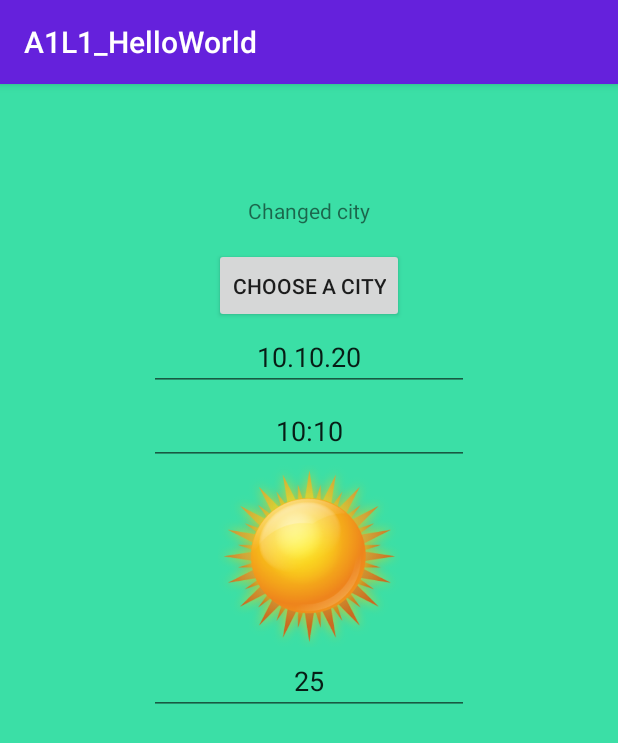
After one commit to Ruslan61/Android_Base_Level, an Android app: the fragment WeatherFragment placed in its activity, on a phone screen of 412 x 824 dp. The commit adds this screen. Shown: the top 743 px of the screen. Run offline under Robolectric (Android 15) with nearby library versions, the phone set to English and light mode, and no system bars.

Commit message:
Lesson 5: done

```diff
--- a/app/build.gradle
+++ b/app/build.gradle
@@ -28,6 +28,7 @@ dependencies {
 
     implementation 'androidx.appcompat:appcompat:1.0.2'
     implementation 'androidx.constraintlayout:constraintlayout:1.1.3'
+    implementation 'com.squareup:otto:1.3.8'
     testImplementation 'junit:junit:4.12'
     androidTestImplementation 'androidx.test.ext:junit:1.1.1'
     androidTestImplementation 'androidx.test.espresso:espresso-core:3.2.0'
--- a/app/src/main/AndroidManifest.xml
+++ b/app/src/main/AndroidManifest.xml
@@ -9,14 +9,14 @@
         android:roundIcon="@mipmap/ic_launcher_round"
         android:supportsRtl="true"
         android:theme="@style/AppTheme">
-        <activity android:name=".MainActivity">
+        <activity android:name=".ui.activities.MainActivity">
             <intent-filter>
                 <action android:name="android.intent.action.MAIN" />
 
                 <category android:name="android.intent.category.LAUNCHER" />
             </intent-filter>
         </activity>
-        <activity android:name=".CityActivity" />
+        <activity android:name=".ui.activities.CityActivity" />
     </application>
 
 </manifest>
--- /dev/null
+++ b/app/src/main/java/com/geekbrains/a1l1_helloworld/ui/fragments/CityFragment.java
@@ -0,0 +1,102 @@
+package com.geekbrains.a1l1_helloworld.ui.fragments;
+
+import android.content.res.Configuration;
+import android.os.Bundle;
+import android.view.LayoutInflater;
+import android.view.View;
+import android.view.ViewGroup;
+import android.widget.Button;
+import android.widget.EditText;
+import android.widget.TextView;
+import androidx.annotation.NonNull;
+import androidx.annotation.Nullable;
+import androidx.fragment.app.Fragment;
+import com.geekbrains.a1l1_helloworld.R;
+import com.geekbrains.a1l1_helloworld.ui.activities.MainActivity;
+
+public class CityFragment extends Fragment implements View.OnClickListener {
+    boolean isExistWeatherFragment;
+    private Button select;
+    private EditText inputCity;
+    private TextView moscow;
+    private TextView stPetersburg;
+    private TextView rostovNaDonu;
+    private TextView stavropol;
+    private TextView vladivostok;
+
+    @Nullable
+    @Override
+    public View onCreateView(@NonNull LayoutInflater inflater, @Nullable ViewGroup container,
+                             @Nullable Bundle savedInstanceState) {
+        return inflater.inflate(R.layout.fragment_city_layout, container, false);
+    }
+
+    @Override
+    public void onViewCreated(@NonNull View view, @Nullable Bundle savedInstanceState) {
+        super.onViewCreated(view, savedInstanceState);
+        initViews(view);
+        setOnClickListenerForSelectBtn();
+    }
+
+    @Override
+    public void onActivityCreated(Bundle savedInstanceState) {
+        super.onActivityCreated(savedInstanceState);
+
+        isExistWeatherFragment = getResources().getConfiguration().orientation
+                == Configuration.ORIENTATION_PORTRAIT;
+
+        if (isExistWeatherFragment) {
+            showWeatherFragment();
+        }
+    }
+
+    public void showWeatherFragment() {
+        select.setOnClickListener(new View.OnClickListener() {
+            @Override
+            public void onClick(View v) {
+                if (getActivity() instanceof MainActivity) {
+                    ((MainActivity) getActivity()).replaceToWeatherFragment();
+                }
+            }
+        });
+    }
+
+    private void setOnClickListenerForSelectBtn() {
+        moscow.setOnClickListener(CityFragment.this);
+        stPetersburg.setOnClickListener(CityFragment.this);
+        rostovNaDonu.setOnClickListener(CityFragment.this);
+        stavropol.setOnClickListener(CityFragment.this);
+        vladivostok.setOnClickListener(CityFragment.this);
+    }
+
+    @Override
+    public void onClick(View v) {
+        switch (v.getId()) {
+            case R.id.textViewMoscow:
+                inputCity.setText(R.string.city_moscow);
+                break;
+            case R.id.textViewPeter:
+                inputCity.setText(R.string.city_st_petersburg);
+                break;
+            case R.id.textViewRostov:
+                inputCity.setText(R.string.city_rostov_na_donu);
+                break;
+            case R.id.textViewStavropol:
+                inputCity.setText(R.string.city_stavropol);
+                break;
+            case R.id.textViewVladivostok:
+                inputCity.setText(R.string.city_vladivostok);
+                break;
+        }
+    }
+
+    private void initViews(@NonNull View view) {
+        inputCity = view.findViewById(R.id.inputCity);
+        select = view.findViewById(R.id.select);
+        moscow = view.findViewById(R.id.textViewMoscow);
+        stPetersburg = view.findViewById(R.id.textViewPeter);
+        rostovNaDonu = view.findViewById(R.id.textViewRostov);
+        stavropol = view.findViewById(R.id.textViewStavropol);
+        vladivostok = view.findViewById(R.id.textViewVladivostok);
+    }
+}
--- /dev/null
+++ b/app/src/main/java/com/geekbrains/a1l1_helloworld/ui/fragments/WeatherFragment.java
@@ -0,0 +1,58 @@
+package com.geekbrains.a1l1_helloworld.ui.fragments;
+
+import android.content.res.Configuration;
+import android.os.Bundle;
+import android.view.LayoutInflater;
+import android.view.View;
+import android.view.ViewGroup;
+import android.widget.Button;
+import androidx.annotation.NonNull;
+import androidx.annotation.Nullable;
+import androidx.fragment.app.Fragment;
+import com.geekbrains.a1l1_helloworld.R;
+import com.geekbrains.a1l1_helloworld.ui.activities.MainActivity;
+
+public class WeatherFragment extends Fragment {
+    boolean isExistCityFragment;
+    private Button chooseACityButton;
+
+    @Nullable
+    @Override
+    public View onCreateView(@NonNull LayoutInflater inflater, @Nullable ViewGroup container,
+                             @Nullable Bundle savedInstanceState) {
+        return inflater.inflate(R.layout.fragment_weather_layout, container, false);
+    }
+
+    @Override
+    public void onViewCreated(@NonNull View view, @Nullable Bundle savedInstanceState) {
+        super.onViewCreated(view, savedInstanceState);
+        initViews(view);
+    }
+
+    @Override
+    public void onActivityCreated(Bundle savedInstanceState) {
+        super.onActivityCreated(savedInstanceState);
+
+        isExistCityFragment = getResources().getConfiguration().orientation
+                == Configuration.ORIENTATION_PORTRAIT;
+
+        if (isExistCityFragment) {
+            showCityFragment();
+        }
+    }
+
+    public void showCityFragment() {
+        chooseACityButton.setOnClickListener(new View.OnClickListener() {
+            @Override
+            public void onClick(View v) {
+                if (getActivity() instanceof MainActivity) {
+                    ((MainActivity) getActivity()).replaceToCityFragment();
+                }
+            }
+        });
+    }
+
+    public void initViews(@NonNull View view) {
+        chooseACityButton = view.findViewById(R.id.chooseACityButton);
+    }
+}
--- a/app/src/main/res/layout-land/activity_city.xml
+++ b/app/src/main/res/layout-land/activity_city.xml
@@ -1,7 +1,5 @@
 <?xml version="1.0" encoding="utf-8"?>
 <TableLayout xmlns:android="http://schemas.android.com/apk/res/android"
-    xmlns:app="http://schemas.android.com/apk/res-auto"
-    xmlns:tools="http://schemas.android.com/tools"
     android:layout_width="match_parent"
     android:layout_height="wrap_content"
     android:layout_columnSpan="4"
@@ -114,8 +112,4 @@
             android:layout_height="wrap_content"
             android:layout_marginStart="65dp"/>
     </TableRow>
-
-
-
-
 </TableLayout>
--- a/app/src/main/res/layout-land/activity_main.xml
+++ b/app/src/main/res/layout-land/activity_main.xml
@@ -2,7 +2,6 @@
 <androidx.constraintlayout.widget.ConstraintLayout
     xmlns:android="http://schemas.android.com/apk/res/android"
     xmlns:app="http://schemas.android.com/apk/res-auto"
-    xmlns:tools="http://schemas.android.com/tools"
     android:layout_width="match_parent"
     android:layout_height="match_parent">
 
@@ -47,7 +46,7 @@
         app:layout_constraintTop_toBottomOf="@+id/dateView" />
 
     <ImageView
-        android:id="@+id/imageWeather"
+        android:id="@+id/imageSun"
         android:layout_width="146dp"
         android:layout_height="102dp"
         android:layout_marginTop="20dp"
@@ -83,5 +82,4 @@
         app:layout_constraintHorizontal_bias="0.149"
         app:layout_constraintStart_toStartOf="parent"
         app:layout_constraintTop_toBottomOf="@+id/changedCity" />
-
 </androidx.constraintlayout.widget.ConstraintLayout>
--- /dev/null
+++ b/app/src/main/res/layout-land/fragment_weather_layout.xml
@@ -0,0 +1,64 @@
+<?xml version="1.0" encoding="utf-8"?>
+<LinearLayout
+    xmlns:android="http://schemas.android.com/apk/res/android"
+    android:layout_width="match_parent"
+    android:layout_height="match_parent"
+    android:orientation="vertical"
+    android:background="#3BDFA6">
+
+    <TextView
+        android:id="@+id/changedCity"
+        android:layout_width="wrap_content"
+        android:layout_height="wrap_content"
+        android:gravity="center"
+        android:layout_gravity="center"
+        android:text="@string/changed_city" />
+
+    <Button
+        android:id="@+id/chooseACityButton"
+        android:layout_width="wrap_content"
+        android:layout_height="35dp"
+        android:visibility="invisible"
+        android:layout_gravity="center"
+        android:text="@string/choose_a_city_btn"
+        android:textSize="14sp" />
+
+    <EditText
+        android:id="@+id/dateView"
+        android:layout_width="wrap_content"
+        android:layout_height="40dp"
+        android:ems="10"
+        android:gravity="center"
+        android:layout_gravity="center"
+        android:inputType="date"
+        android:text="10.10.20" />
+
+    <EditText
+        android:id="@+id/timeView"
+        android:layout_width="wrap_content"
+        android:layout_height="40dp"
+        android:layout_marginTop="4dp"
+        android:ems="10"
+        android:gravity="center"
+        android:layout_gravity="center"
+        android:inputType="time"
+        android:text="10:10" />
+
+    <ImageView
+        android:id="@+id/imageSun"
+        android:layout_width="164dp"
+        android:layout_height="99dp"
+        android:layout_gravity="center"
+        android:src="@drawable/sun_1" />
+
+    <EditText
+        android:id="@+id/actualTemperature"
+        android:layout_width="wrap_content"
+        android:layout_height="40dp"
+        android:ems="10"
+        android:gravity="center"
+        android:layout_gravity="center"
+        android:inputType="number"
+        android:text="25" />
+
+</LinearLayout>
--- /dev/null
+++ b/app/src/main/res/layout-land/main_screen.xml
@@ -0,0 +1,25 @@
+<?xml version="1.0" encoding="utf-8"?>
+<LinearLayout
+    xmlns:android="http://schemas.android.com/apk/res/android"
+    android:layout_width="match_parent"
+    android:layout_height="match_parent"
+    android:orientation="horizontal">
+
+    <fragment
+        android:id="@+id/fragment1"
+        android:name="com.geekbrains.a1l1_helloworld.ui.fragments.CityFragment"
+        android:layout_width="0dp"
+        android:layout_weight="50"
+        android:layout_height="match_parent"/>
+
+    <FrameLayout
+        android:layout_width="wrap_content"
+        android:layout_height="match_parent"
+        android:layout_weight="50">
+        <fragment
+            android:id="@+id/fragment2"
+            android:name="com.geekbrains.a1l1_helloworld.ui.fragments.WeatherFragment"
+            android:layout_width="match_parent"
+            android:layout_height="match_parent"/>
+    </FrameLayout>
+</LinearLayout>
--- a/app/src/main/res/layout/activity_city.xml
+++ b/app/src/main/res/layout/activity_city.xml
@@ -1,7 +1,5 @@
 <?xml version="1.0" encoding="utf-8"?>
 <TableLayout xmlns:android="http://schemas.android.com/apk/res/android"
-    xmlns:app="http://schemas.android.com/apk/res-auto"
-    xmlns:tools="http://schemas.android.com/tools"
     android:layout_width="match_parent"
     android:layout_height="wrap_content"
     android:layout_columnSpan="2"
@@ -125,6 +123,4 @@
             android:layout_marginStart="65dp"/>
 
     </TableRow>
-
-
 </TableLayout>
--- /dev/null
+++ b/app/src/main/res/layout/fragment_weather_layout.xml
@@ -0,0 +1,63 @@
+<?xml version="1.0" encoding="utf-8"?>
+<LinearLayout
+    xmlns:android="http://schemas.android.com/apk/res/android"
+    android:layout_width="match_parent"
+    android:layout_height="match_parent"
+    android:orientation="vertical"
+    android:background="#3BDFA6">
+
+    <TextView
+        android:id="@+id/changedCity"
+        android:layout_width="188dp"
+        android:layout_height="49dp"
+        android:layout_marginTop="60dp"
+        android:gravity="center"
+        android:layout_gravity="center"
+        android:text="@string/changed_city" />
+
+    <Button
+        android:id="@+id/chooseACityButton"
+        android:layout_width="wrap_content"
+        android:layout_height="50dp"
+        android:layout_gravity="center"
+        android:text="@string/choose_a_city_btn"
+        android:textSize="14sp" />
+
+    <EditText
+        android:id="@+id/dateView"
+        android:layout_width="wrap_content"
+        android:layout_height="wrap_content"
+        android:ems="10"
+        android:gravity="center"
+        android:layout_gravity="center"
+        android:inputType="date"
+        android:text="10.10.20" />
+
+    <EditText
+        android:id="@+id/timeView"
+        android:layout_width="wrap_content"
+        android:layout_height="wrap_content"
+        android:layout_marginTop="4dp"
+        android:ems="10"
+        android:gravity="center"
+        android:layout_gravity="center"
+        android:inputType="time"
+        android:text="10:10" />
+
+    <ImageView
+        android:id="@+id/imageSun"
+        android:layout_width="164dp"
+        android:layout_height="121dp"
+        android:layout_gravity="center"
+        android:src="@drawable/sun_1" />
+
+    <EditText
+        android:id="@+id/actualTemperature"
+        android:layout_width="wrap_content"
+        android:layout_height="wrap_content"
+        android:ems="10"
+        android:gravity="center"
+        android:layout_gravity="center"
+        android:inputType="number"
+        android:text="25" />
+</LinearLayout>
--- /dev/null
+++ b/app/src/main/res/layout/main_screen.xml
@@ -0,0 +1,19 @@
+<?xml version="1.0" encoding="utf-8"?>
+<LinearLayout
+    xmlns:android="http://schemas.android.com/apk/res/android"
+    android:layout_width="match_parent"
+    android:layout_height="match_parent"
+    android:orientation="vertical">
+
+    <FrameLayout
+        android:id="@+id/mainScreenContainer"
+        android:layout_width="match_parent"
+        android:layout_height="match_parent">
+
+        <fragment
+            android:id="@+id/fragment1"
+            android:name="com.geekbrains.a1l1_helloworld.ui.fragments.CityFragment"
+            android:layout_width="match_parent"
+            android:layout_height="match_parent" />
+    </FrameLayout>
+</LinearLayout>
```
Also changed, not shown: app/src/main/java/com/geekbrains/a1l1_helloworld/MainActivity.java (deleted, +0 -80 lines), app/src/main/java/com/geekbrains/a1l1_helloworld/ui/activities/CityActivity.java (renamed from app/src/main/java/com/geekbrains/a1l1_helloworld/CityActivity.java, +12 -16 lines), app/src/main/java/com/geekbrains/a1l1_helloworld/ui/activities/MainActivity.java (added, +41 -0 lines), app/src/main/res/layout/activity_main.xml (+4 -6 lines), app/src/main/res/layout/fragment_city_layout.xml (added, +65 -0 lines), app/src/main/res/drawable/sun_1.png (added).
